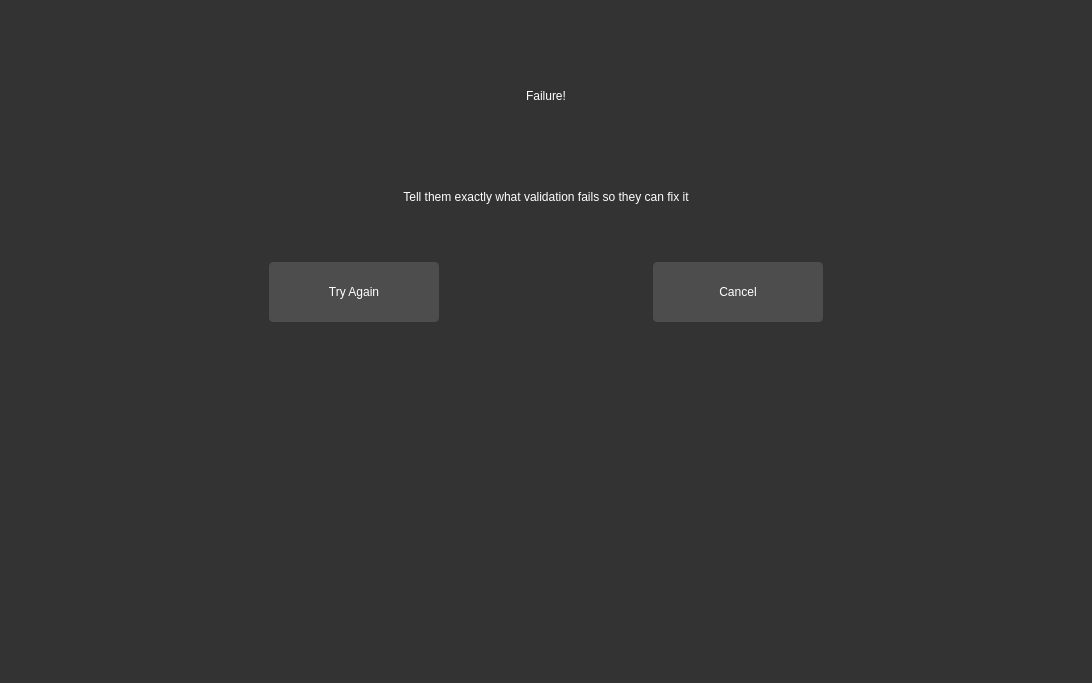
Teky500/Ebook-PR-Application, file source/program/driver/features/ui/uploadpage_failure.ui: the form before one commit.
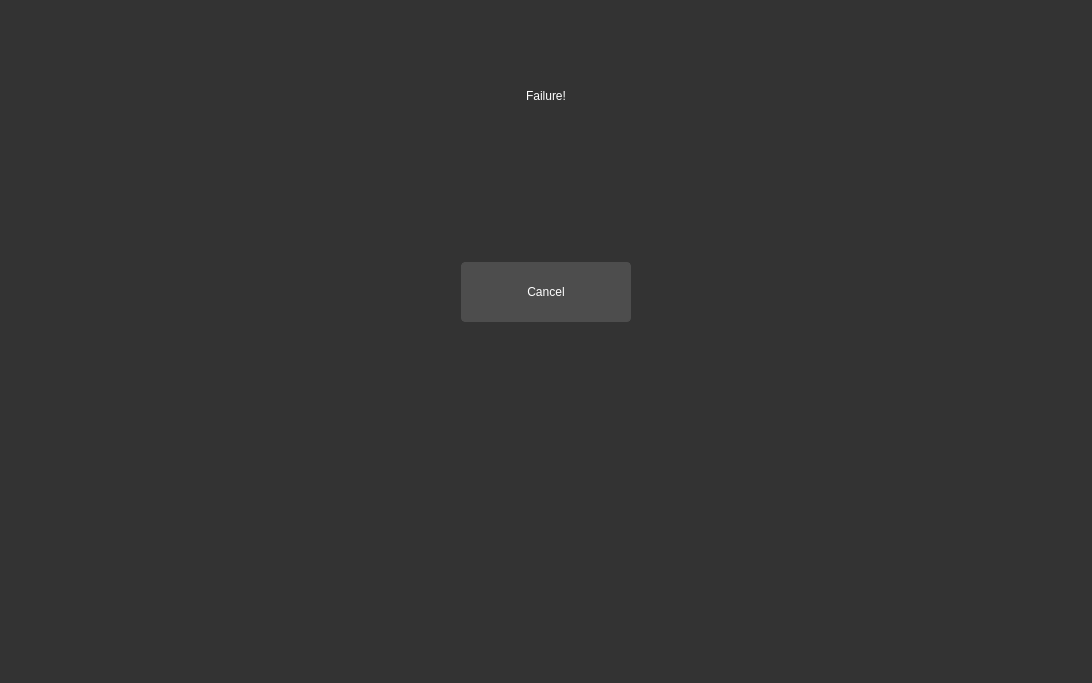
The form after the commit.

Commit message: fixed appearance of failure and sucess pages - reem

```diff
--- a/source/program/driver/features/ui/uploadpage_failure.ui
+++ b/source/program/driver/features/ui/uploadpage_failure.ui
@@ -132,7 +132,7 @@
           <string notr="true">font: 700 40pt &quot;Segoe UI&quot;;</string>
          </property>
          <property name="text">
-          <string>Tell them exactly what validation fails so they can fix it</string>
+          <string/>
          </property>
          <property name="alignment">
           <set>Qt::AlignCenter</set>
@@ -155,34 +155,6 @@
        <property name="bottomMargin">
         <number>350</number>
        </property>
-       <item>
-        <widget class="QPushButton" name="submit_button">
-         <property name="sizePolicy">
-          <sizepolicy hsizetype="Minimum" vsizetype="Fixed">
-           <horstretch>0</horstretch>
-           <verstretch>0</verstretch>
-          </sizepolicy>
-         </property>
-         <property name="minimumSize">
-          <size>
-           <width>100</width>
-           <height>60</height>
-          </size>
-         </property>
-         <property name="maximumSize">
-          <size>
-           <width>170</width>
-           <height>60</height>
-          </size>
-         </property>
-         <property name="styleSheet">
-          <string notr="true">font: 700 15pt &quot;Segoe UI&quot;;</string>
-         </property>
-         <property name="text">
-          <string>Try Again</string>
-         </property>
-        </widget>
-       </item>
        <item>
         <widget class="QPushButton" name="cancel_button">
          <property name="enabled">
```
Left out of the diff: 4 changed lines with no effect on the pictures. The commit also changes 7 other files.
